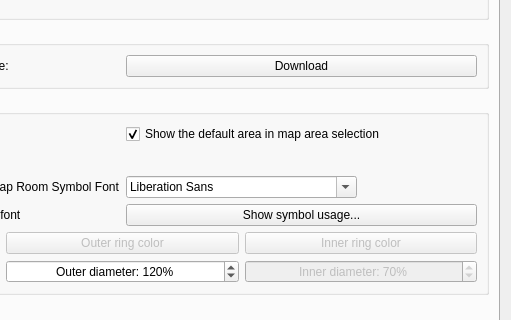
Before: the Qt Designer form src/ui/profile_preferences.ui in Mudlet/Mudlet, drawn with Qt 5; both pictures show x 266 to 777 and y 229 to 549 of the 777 by 761 pixel window.
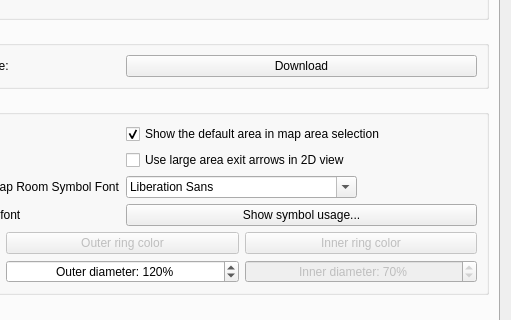
After: the same form once the commit is applied. The open tabs and pages were chosen to show the change. Icons and pictures are not drawn. Custom widgets are drawn as their Qt base class.

Commit message: Fix: allow the large 2D map area exit arrows to be reverted (#5958)

```diff
--- a/src/ui/profile_preferences.ui
+++ b/src/ui/profile_preferences.ui
@@ -2137,6 +2137,16 @@
             </property>
            </widget>
           </item>
+          <item row="1" column="1">
+           <widget class="QCheckBox" name="checkBox_largeAreaExitArrows">
+            <property name="text">
+             <string>Use large area exit arrows in 2D view</string>
+            </property>
+            <property name="checked">
+             <bool>false</bool>
+            </property>
+           </widget>
+          </item>
           <item row="2" column="0" alignment="Qt::AlignRight">
            <widget class="QLabel" name="label_mapSymbolsFont">
             <property name="text">
```
Left out of the diff: 1 changed line with no effect on the pictures. The commit also changes 8 other files.
